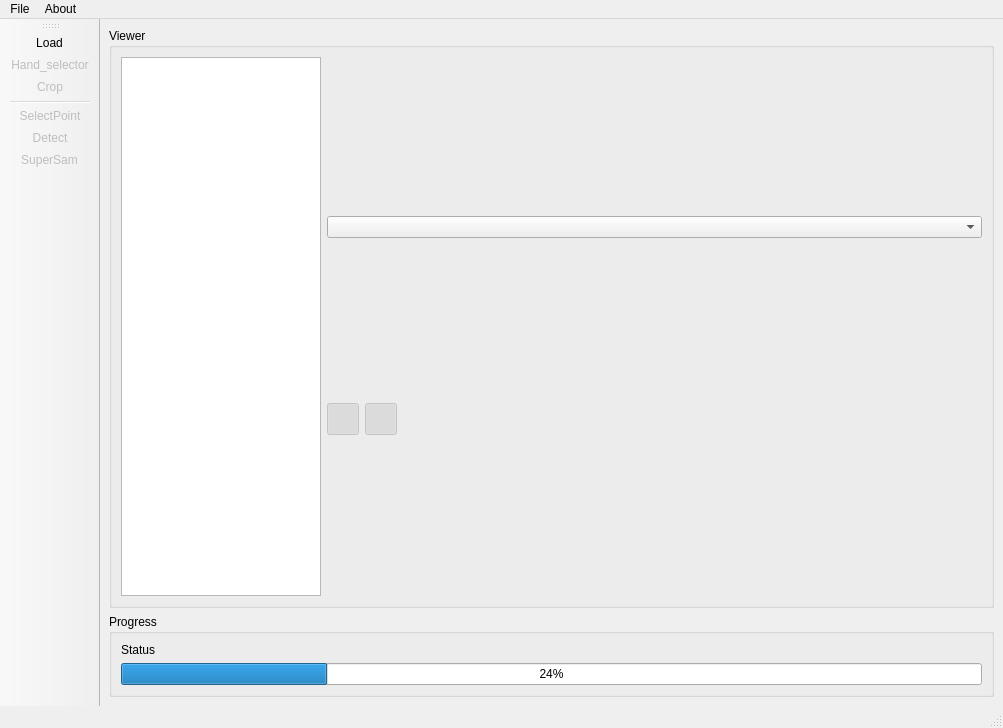
Above: ui/volume.ui from s-du/SkyStock before the change. Below: the same form after it.
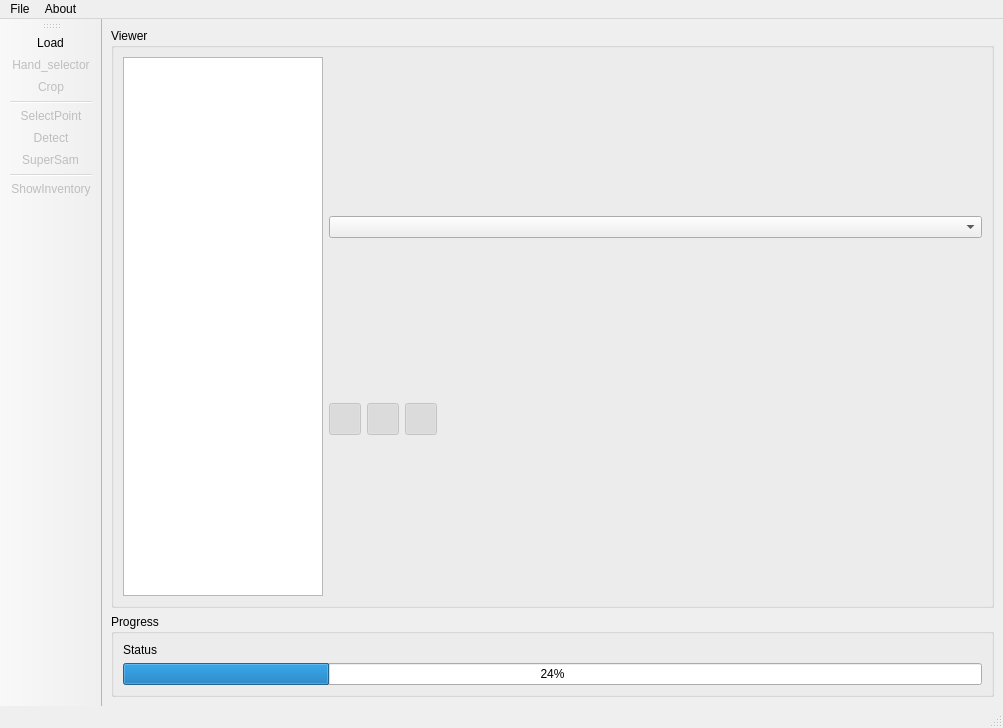
That is the form after the change.

Commit message: Inventory system

Diff of the .ui file:
```diff
--- a/ui/volume.ui
+++ b/ui/volume.ui
@@ -156,6 +156,34 @@
              </property>
             </widget>
            </item>
+           <item>
+            <widget class="QPushButton" name="pushButton_show_infos">
+             <property name="enabled">
+              <bool>false</bool>
+             </property>
+             <property name="minimumSize">
+              <size>
+               <width>32</width>
+               <height>32</height>
+              </size>
+             </property>
+             <property name="maximumSize">
+              <size>
+               <width>32</width>
+               <height>32</height>
+              </size>
+             </property>
+             <property name="text">
+              <string/>
+             </property>
+             <property name="checkable">
+              <bool>true</bool>
+             </property>
+             <property name="checked">
+              <bool>true</bool>
+             </property>
+            </widget>
+           </item>
            <item>
             <spacer name="horizontalSpacer">
              <property name="orientation">
@@ -207,6 +235,9 @@
   </widget>
   <widget class="QStatusBar" name="statusbar"/>
   <widget class="QToolBar" name="toolBar">
+   <property name="enabled">
+    <bool>true</bool>
+   </property>
    <property name="windowTitle">
     <string>toolBar</string>
    </property>
@@ -229,6 +260,8 @@
    <addaction name="actionSelectPoint"/>
    <addaction name="actionDetect"/>
    <addaction name="actionSuperSam"/>
+   <addaction name="separator"/>
+   <addaction name="actionShowInventory"/>
   </widget>
   <action name="actionLoad">
    <property name="text">
@@ -306,6 +339,14 @@
     <string>Perform SAM on all detected stocks</string>
    </property>
   </action>
+  <action name="actionShowInventory">
+   <property name="enabled">
+    <bool>false</bool>
+   </property>
+   <property name="text">
+    <string>ShowInventory</string>
+   </property>
+  </action>
  </widget>
  <resources/>
  <connections/>
```
The commit also changes 9 other files.
